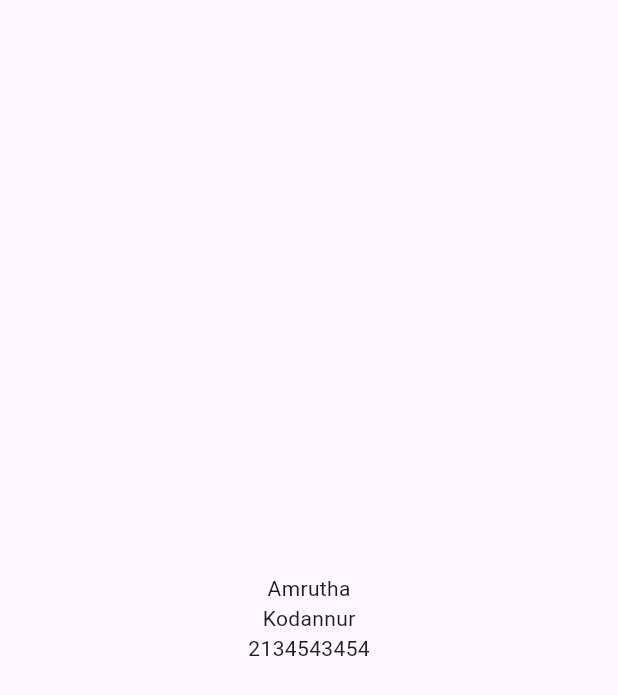
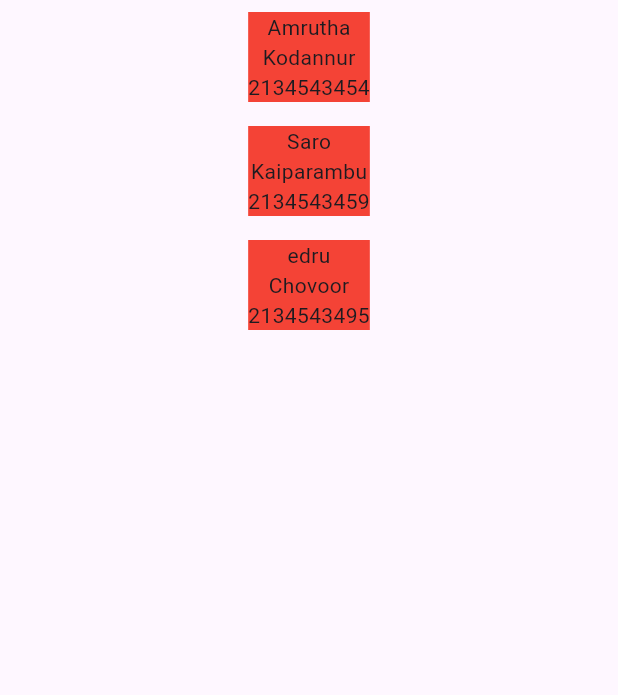
Before and after one commit to Amrutha52/DataConversionFlutter, a Flutter app: the screen it shows after launch, on a phone screen of 412 x 824 dp. Shown: the top 695 px of the screen. Run offline on Flutter 3.47's test engine with Material 3 defaults, Android fonts, the phone set to English and light mode, and no system bars.

Commit message:
map is implemented

```diff
--- a/lib/controller/home_screen_controller.dart
+++ b/lib/controller/home_screen_controller.dart
@@ -29,11 +29,23 @@ class HomeScreenController with ChangeNotifier
 {
  // String name = "Amrutha";
 
-  Map details = {
-     "name" : "Amrutha",
-     "place" : "Kodannur",
-     "phone" : "2134543454"
-   };
+  List<Map> details = [
+    {
+      "name" : "Amrutha",
+      "place" : "Kodannur",
+      "phone" : "2134543454"
+    },
+    {
+      "name" : "Saro",
+      "place" : "Kaiparambu",
+      "phone" : "2134543459"
+    },
+    {
+      "name" : "edru",
+      "place" : "Chovoor",
+      "phone" : "2134543495"
+    },
+  ] ;
 
   // void showInUI()
   // {
@@ -41,4 +53,26 @@ class HomeScreenController with ChangeNotifier
   //   notifyListeners();
   // }
 
+//Map aaki kittiya dataye model classileke convert cheyanam, ayine vendi .map use cheyane.
+  //Details? detailsObj;  // object create cheythe nullable aaki vekkunu. Single Object
+
+  List<Details> detailsObj = [
+
+  ];
+
+// oru function veche convert cheyunnu
+  convertToModel(){
+
+    detailsObj = details.map((element) => Details(
+      name: element["name"],
+      place: element["place"],
+      phone: element["phone"]
+    )).toList();  // 'e' listne akathulla oru element aayirikum. mapne akathu kittunna elementine aane Detailsileke pass cheyande.
+     // detailsObj = Details(
+     //   name: details["name"],
+     //   place: details["place"],
+     //   phone: details["phone"]
+     // );
+   }
+
 }
--- a/lib/view/home_screen/HomeScreen.dart
+++ b/lib/view/home_screen/HomeScreen.dart
@@ -49,6 +49,11 @@ class HomeScreen extends StatefulWidget
 class _HomeScreenState extends State<HomeScreen>
 {
   @override
+  void initState() {
+    Provider.of<HomeScreenController>(context, listen: false).convertToModel();
+    super.initState();
+  }
+  @override
   Widget build(BuildContext context)
   {
     final homeProvider = Provider.of<HomeScreenController>(context);
@@ -56,12 +61,21 @@ class _HomeScreenState extends State<HomeScreen>
     return Scaffold(
       body: Center(
         child: Column(
-          mainAxisAlignment: MainAxisAlignment.center,
-          children: [
-            Text(homeProvider.details["name"]),
-            Text(homeProvider.details["place"]),
-            Text(homeProvider.details["phone"]),
-          ],
+          children: List.generate(homeProvider.detailsObj.length,
+              (index) => Padding(
+                padding: const EdgeInsets.all(8.0),
+                child: Container(
+                  color: Colors.red,
+                  child: Column(
+                    mainAxisAlignment: MainAxisAlignment.center,
+                    children: [
+                      Text(homeProvider.detailsObj[index].name ?? "null"),
+                      Text(homeProvider.detailsObj[index].place ?? "null"),
+                      Text(homeProvider.detailsObj[index].phone ?? "null"),
+                    ],
+                  ),
+                ),
+              ),)
         ),
       ),
     );
```
